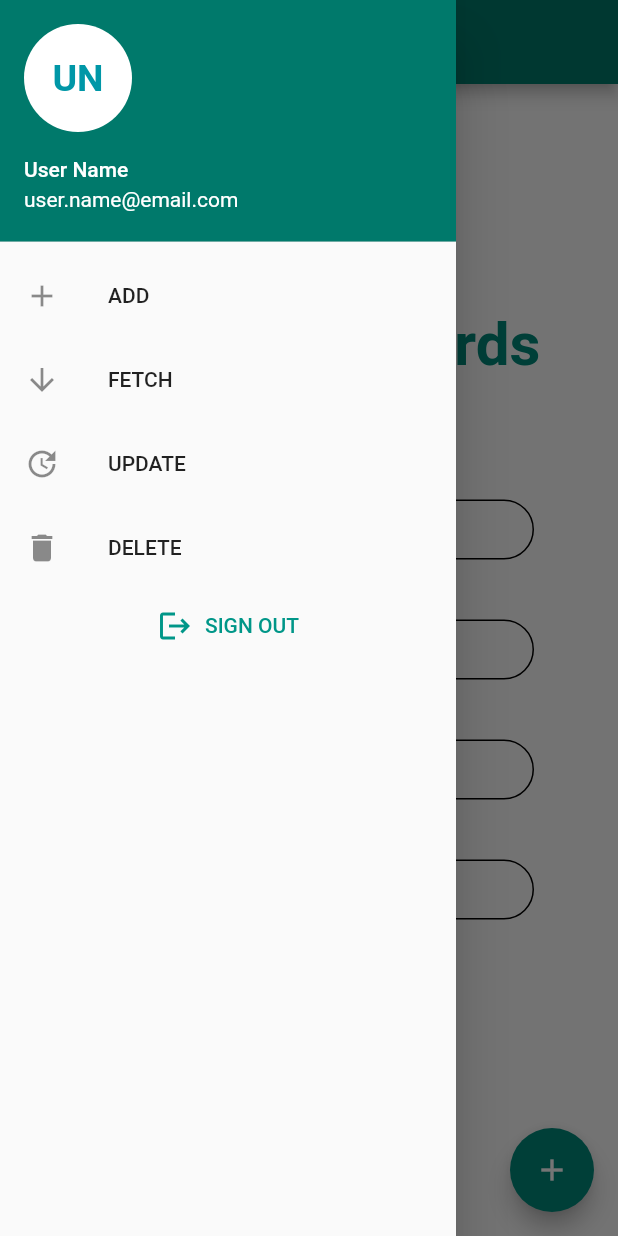
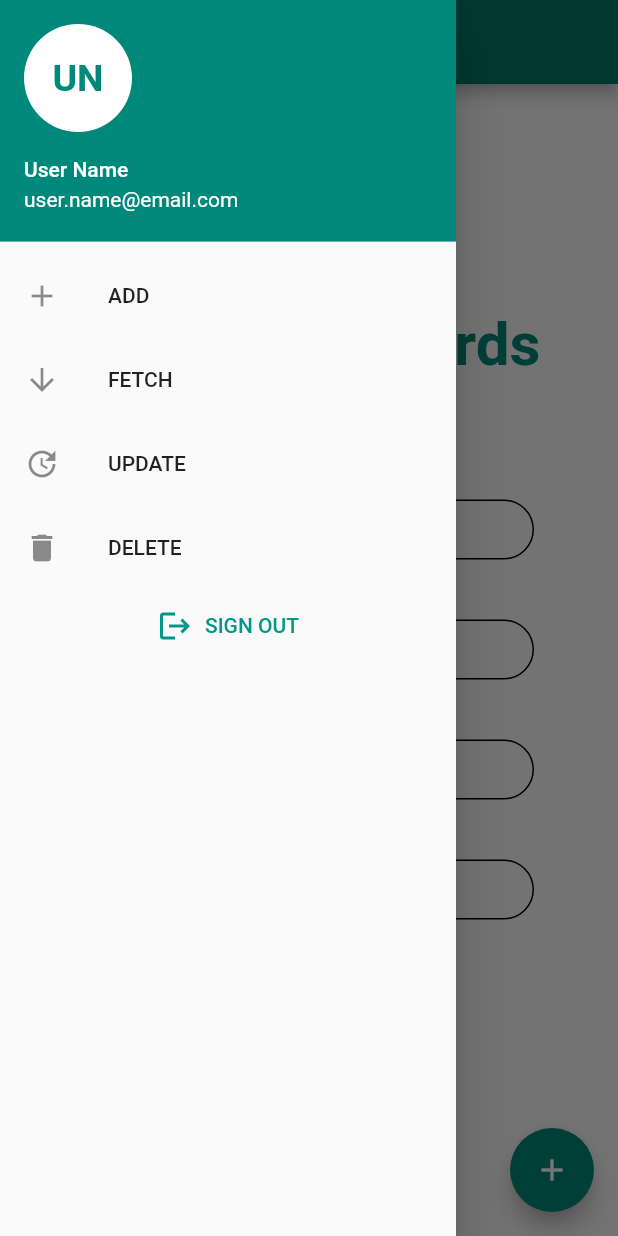
Before and after one commit to ioxvar/BEC-plugin, a Flutter app: the SideBar screen opened directly, with the side drawer open, on a phone screen of 412 x 824 dp. Run offline on Flutter 3.47's test engine with Material 2 defaults, Android fonts, the phone set to English and light mode, and no system bars; our stand-ins replace cloud_firestore, firebase_auth, firebase_core; accounts and stored records are empty; Roboto replaces fonts that are missing (Montserrat).

Commit message:
colour revert

```diff
--- a/lib/home_page.dart
+++ b/lib/home_page.dart
@@ -17,7 +17,7 @@ class _SideBarState extends State<SideBar> {
   Widget build(BuildContext context) {
     var drawerHeader = UserAccountsDrawerHeader(
         decoration: BoxDecoration(
-          color: Colors.teal[700],
+          color: Colors.teal[600],
         ),
         accountName: Text('User Name'),
         accountEmail: Text('user.name@email.com'),
@@ -27,7 +27,7 @@ class _SideBarState extends State<SideBar> {
               style: TextStyle(
                   fontSize: 25.0,
                   fontWeight: FontWeight.bold,
-                  color: Colors.cyan[700])),
+                  color: Colors.teal[600])),
         ));
     final drawerItems = ListView(
       children: <Widget>[
```
